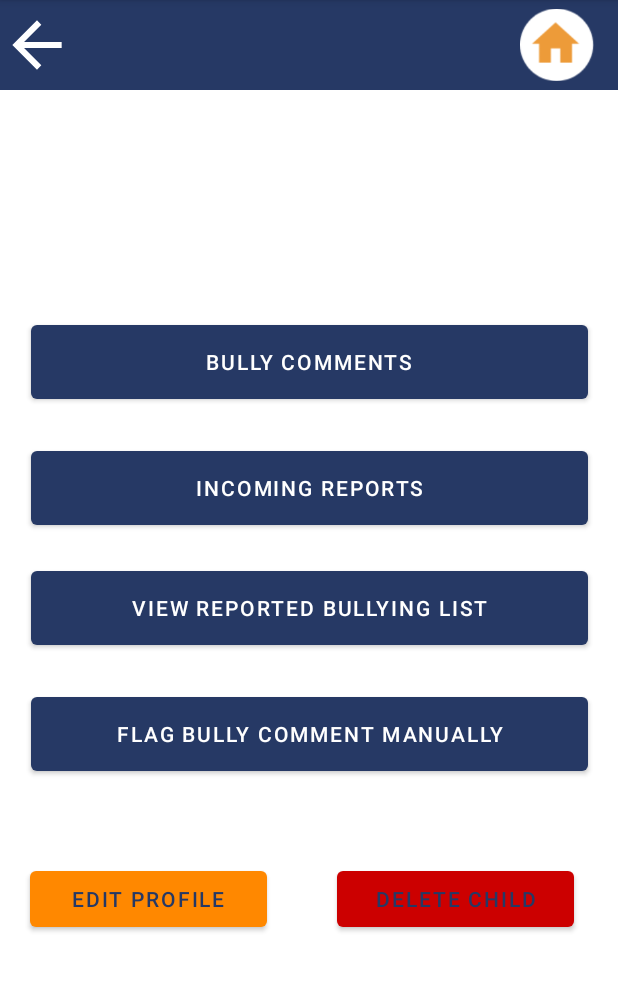
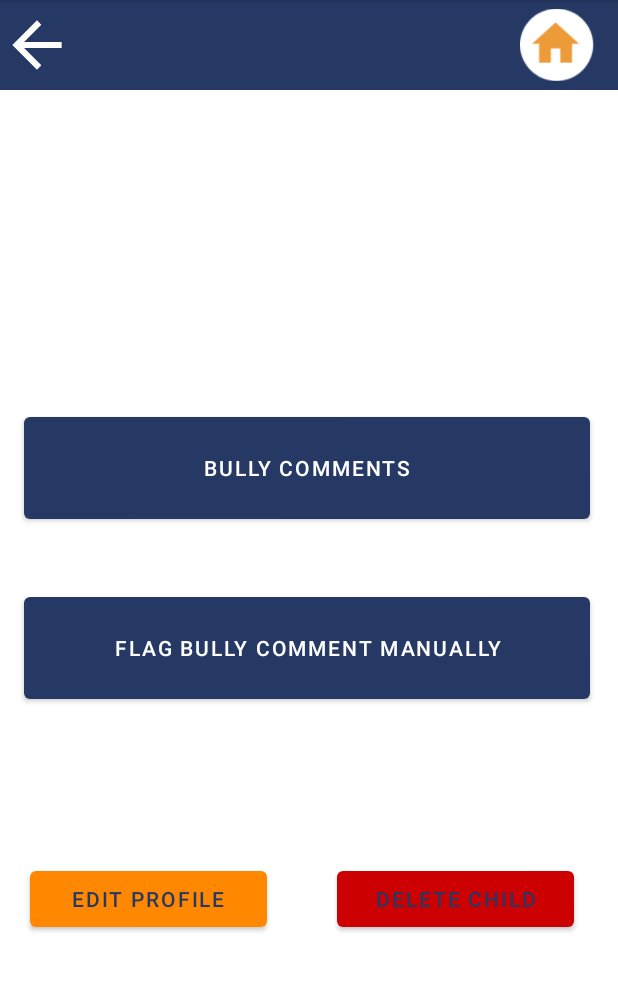
Before and after one commit to CyberSafe-gp/CyberSafeRepositry, an Android app: the ChildHome screen opened directly, with no data from a screen before it, on a phone screen of 412 x 824 dp, the part 84-1075 px from its top. Run offline under Robolectric (Android 15) with nearby library versions, the phone set to English and light mode, and no system bars; our stand-ins replace Firebase (no records; nobody signed in at launch, a user with empty details on screens opened directly).

Commit message:
luluus run

```diff
--- a/app/src/main/java/com/example/cybersafe/ChildHome.java
+++ b/app/src/main/java/com/example/cybersafe/ChildHome.java
@@ -9,20 +9,16 @@ import android.widget.Button;
 import androidx.appcompat.app.AlertDialog;
 import androidx.appcompat.app.AppCompatActivity;
 
-import com.example.cybersafe.Objects.Report;
 import com.google.firebase.auth.FirebaseAuth;
 import com.google.firebase.auth.FirebaseUser;
 import com.google.firebase.database.DatabaseReference;
 import com.google.firebase.database.FirebaseDatabase;
 
 public class ChildHome extends AppCompatActivity {
-     public Button btn1;
-     public Button btn2;
-     public Button btn3;
-     public Button btn4;
-     public Button btn5;
-     public Button btn6;
-    private FirebaseAuth fauth;
+     public Button btn1,btn4,btn5,btn6;
+
+
+
     String ChildID,userType1,userID;
    // Bundle bundle;
 
@@ -56,13 +52,9 @@ public class ChildHome extends AppCompatActivity {
         btn1 = findViewById(R.id.button8);
         //bully comment
 
-        btn2 = findViewById(R.id.button17);
-        //incoming reports
 
-        btn3=  findViewById(R.id.button18);
-        //view reported
 
-        btn4=  findViewById(R.id.button19);
+        btn4=  findViewById(R.id.button16);
         //flag
 
         btn5=  findViewById(R.id.button12);
@@ -71,79 +63,32 @@ public class ChildHome extends AppCompatActivity {
         btn6=  findViewById(R.id.button22);
         //delete
 
-        btn1.setOnClickListener(new View.OnClickListener() {
-            @Override
+        btn1.setOnClickListener(v -> {
+            Intent intent =new Intent(ChildHome.this,Bullycomments.class);
+            startActivity(intent);
 
-            public void onClick(View v) {
-
-                startActivities();
-            }
+        });
 
 
-            private void startActivities() {
-                Intent intent =new Intent(ChildHome.this,Bullycomments.class);
-                startActivity(intent);
-            }
-        });
-        btn2.setOnClickListener(new View.OnClickListener() {
-            @Override
-            public void onClick(View v) {
 
-                startActivities2();
-            }
 
-            private void startActivities2() {
 
-                Intent intent = new Intent(ChildHome.this,IncomingReportsMain.class);
+        btn4.setOnClickListener(v -> {
+            Intent intent = new Intent(ChildHome.this,FlagMain.class);
+            intent.putExtra("childId",ChildID);
+            startActivity(intent);
 
-                intent.putExtra("childId",ChildID);
-                intent.putExtra("userType",userType1);
-                startActivity(intent);
-            }
-        });
-        btn3.setOnClickListener(new View.OnClickListener() {
-            @Override
-            public void onClick(View v) {
-
-                startActivities1();
-            }
-
-            private void startActivities1() {
-
-                Intent intent = new Intent(ChildHome.this,ViewReportedBullyingMain.class);
-                intent.putExtra("childId",ChildID);
-                startActivity(intent);
-            }
         });
 
-        btn4.setOnClickListener(new View.OnClickListener() {
-            @Override
-            public void onClick(View v) {
 
-                startActivities3();
-            }
+        btn5.setOnClickListener(v -> {
+            Intent intent = new Intent(ChildHome.this,Edit_Child_Profile.class);
+            intent.putExtra("childId",ChildID);
+            startActivity(intent);
 
-            private void startActivities3() {
+        });
 
-                Intent intent = new Intent(ChildHome.this,FlagMain.class);
-                intent.putExtra("childId",ChildID);
-                startActivity(intent);
-            }
-        });
-        btn5.setOnClickListener(new View.OnClickListener() {
-            @Override
-            public void onClick(View v) {
 
-                startActivities4();
-            }
-
-            private void startActivities4() {
-
-                Intent intent = new Intent(ChildHome.this,EditSchool.class);
-                intent.putExtra("childId",ChildID);
-                startActivity(intent);
-            }
-        });
 
 
         btn6.setOnClickListener(new View.OnClickListener() {
--- a/app/src/main/java/com/example/cybersafe/Objects/SchoolManager.java
+++ b/app/src/main/java/com/example/cybersafe/Objects/SchoolManager.java
@@ -22,6 +22,7 @@ public class SchoolManager {
         this.email = email;
 
     }
+
 
     public String getSchoolManager_id() {
         return schoolManager_id;
--- a/app/src/main/res/layout/activity_child_home.xml
+++ b/app/src/main/res/layout/activity_child_home.xml
@@ -40,12 +40,10 @@
         android:ems="10"
         android:inputType="textPersonName"
         android:text=""
-        app:layout_constraintBottom_toBottomOf="parent"
         app:layout_constraintEnd_toEndOf="parent"
         app:layout_constraintHorizontal_bias="0.85"
         app:layout_constraintStart_toStartOf="parent"
-        app:layout_constraintTop_toTopOf="parent"
-        app:layout_constraintVertical_bias="0.022" />
+        app:layout_constraintTop_toTopOf="parent" />
 
     <ImageView
         android:id="@+id/arrowIncomP3"
@@ -72,53 +70,29 @@
         tools:ignore="MissingConstraints" />
 
     <Button
-        android:id="@+id/button8"
-        android:layout_width="371dp"
-        android:layout_height="61dp"
-        android:layout_marginBottom="496dp"
-        android:text="Bully comments"
+        android:id="@+id/button16"
+        android:layout_width="377dp"
+        android:layout_height="80dp"
+        android:layout_marginBottom="296dp"
+        android:text="Flag bully comment manually"
         app:backgroundTint="@color/blue"
         app:layout_constraintBottom_toBottomOf="parent"
         app:layout_constraintEnd_toEndOf="parent"
+        app:layout_constraintHorizontal_bias="0.47"
         app:layout_constraintStart_toStartOf="parent"
         app:layout_constraintTop_toBottomOf="@+id/toolbar2"
         app:layout_constraintVertical_bias="0.413" />
 
     <Button
-        android:id="@+id/button17"
-        android:layout_width="371dp"
-        android:layout_height="61dp"
-        android:layout_marginBottom="412dp"
-        android:text="Incoming reports"
+        android:id="@+id/button8"
+        android:layout_width="377dp"
+        android:layout_height="80dp"
+        android:layout_marginBottom="416dp"
+        android:text="bully comments"
         app:backgroundTint="@color/blue"
         app:layout_constraintBottom_toBottomOf="parent"
         app:layout_constraintEnd_toEndOf="parent"
-        app:layout_constraintStart_toStartOf="parent"
-        app:layout_constraintTop_toBottomOf="@+id/toolbar2"
-        app:layout_constraintVertical_bias="0.413" />
-
-    <Button
-        android:id="@+id/button19"
-        android:layout_width="371dp"
-        android:layout_height="61dp"
-        android:layout_marginBottom="248dp"
-        android:text="Flag bully comment manually"
-        app:backgroundTint="@color/blue"
-        app:layout_constraintBottom_toBottomOf="parent"
-        app:layout_constraintEnd_toEndOf="parent"
-        app:layout_constraintStart_toStartOf="parent"
-        app:layout_constraintTop_toBottomOf="@+id/toolbar2"
-        app:layout_constraintVertical_bias="0.413" />
-
-    <Button
-        android:id="@+id/button18"
-        android:layout_width="371dp"
-        android:layout_height="61dp"
-        android:layout_marginBottom="332dp"
-        android:text="View reported bullying list"
-        app:backgroundTint="@color/blue"
-        app:layout_constraintBottom_toBottomOf="parent"
-        app:layout_constraintEnd_toEndOf="parent"
+        app:layout_constraintHorizontal_bias="0.47"
         app:layout_constraintStart_toStartOf="parent"
         app:layout_constraintTop_toBottomOf="@+id/toolbar2"
         app:layout_constraintVertical_bias="0.413" />
```
Also changed, not shown: app/src/main/java/com/example/cybersafe/EditSchool.java (+127 -2 lines), app/src/main/java/com/example/cybersafe/ParentHome.java (+30 -36 lines), app/src/main/java/com/example/cybersafe/ParentLogin.java (+14 -1 lines), app/src/main/java/com/example/cybersafe/SchoolHome.java (+10 -32 lines), app/src/main/res/layout/activity_edit_school.xml (+4 -20 lines), app/src/main/res/layout/activity_parent_home.xml (+45 -27 lines).
